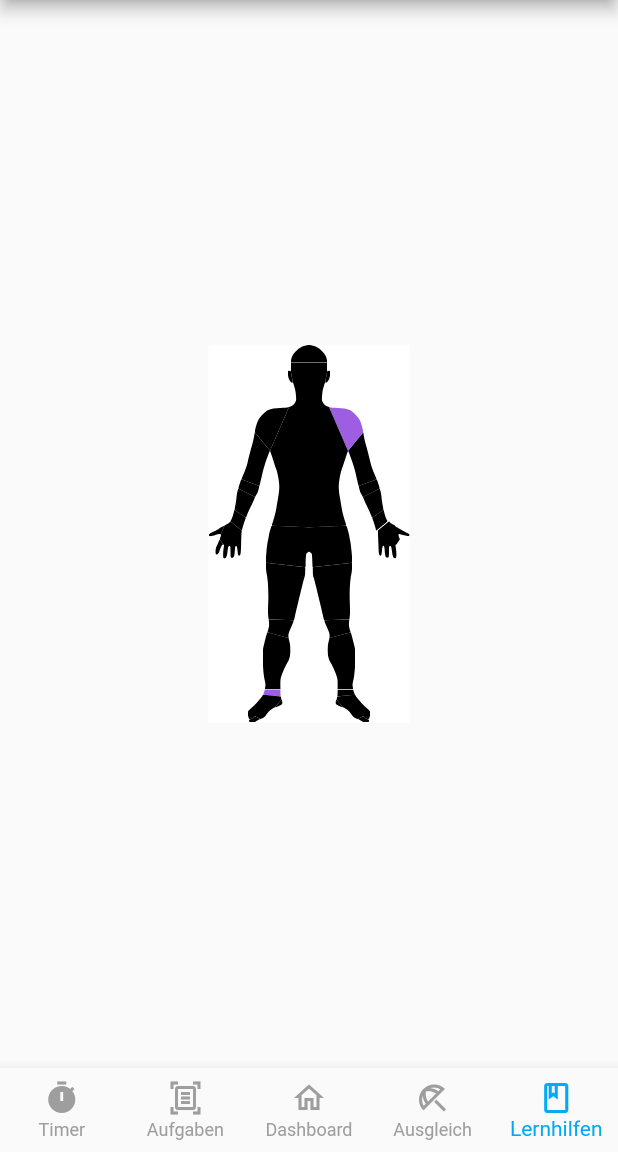
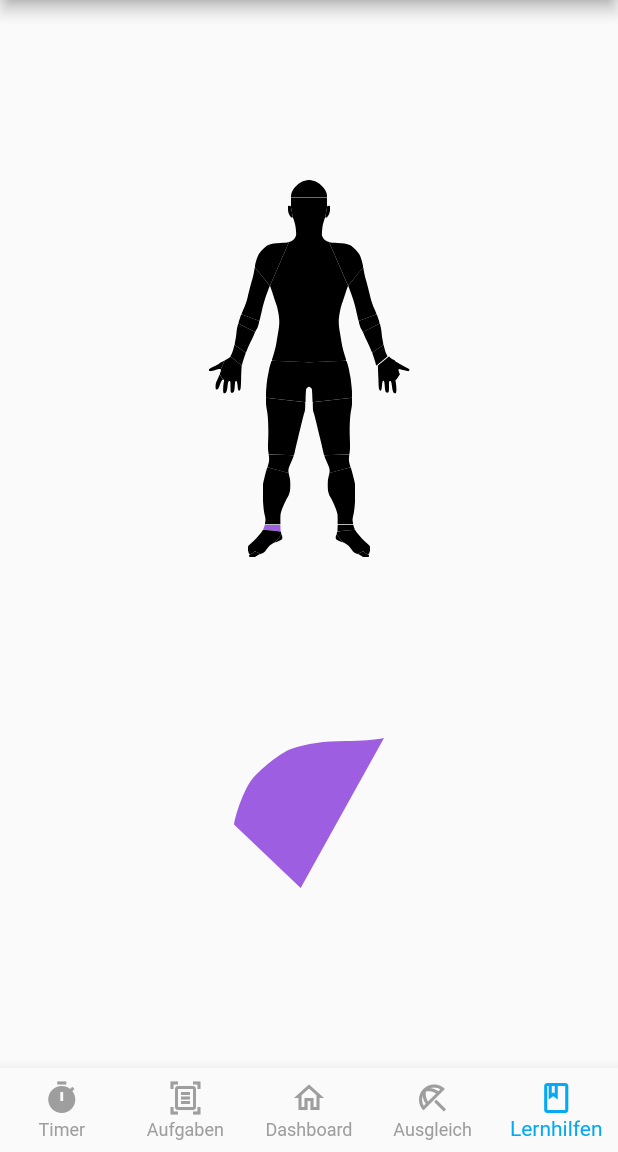
Before and after one commit to tiptr/LearnBuddy, a Flutter app: the screen it shows after launch, item 5 of the bottom bar chosen, on a phone screen of 412 x 824 dp, the part 84-1236 px from its top. Run offline on Flutter 3.47's test engine with Material 2 defaults, Android fonts, the phone set to English and light mode, and no system bars; our stand-ins replace bloc, equatable, flutter_bloc, flutter_svg, sqflite; accounts and stored records are empty.

Commit message:
maybe custom ink widgets are the way to go?

```diff
--- a/learning_app/lib/features/lernhilfen/screens/lernhilfen_screen.dart
+++ b/learning_app/lib/features/lernhilfen/screens/lernhilfen_screen.dart
@@ -1,6 +1,6 @@
 import 'package:flutter/material.dart';
-import 'dart:math' as math;
-import 'package:flutter_svg/flutter_svg.dart';
+import 'package:flutter_svg/svg.dart';
+import 'package:learning_app/features/lernhilfen/screens/test.dart';
 import 'package:learning_app/features/lernhilfen/widgets/ankles.dart';
 import 'package:learning_app/features/lernhilfen/widgets/breasts.dart';
 import 'package:learning_app/features/lernhilfen/widgets/elbows.dart';
@@ -27,12 +27,28 @@ class LernhilfenScreen extends StatelessWidget {
   @override
   Widget build(BuildContext context) {
     return Column(
+      // ignore: prefer_const_literals_to_create_immutables
       children: [
-        Spacer(),
-        Center(
+        const Spacer(),
+        const Center(
           child: Body(),
         ),
-        Spacer(),
+        const Spacer(),
+        Center(
+          child: GestureDetector(
+            child: SizedBox(
+              height:100,
+              width: 100,
+              child: CustomPaint(
+    size: Size(100, (100*1.2804048760196658).toDouble()), //You can Replace [WIDTH] with your desired width for Custom Paint and height will be calculated automatically
+    painter: RPSCustomPainter(),
+)
+
+            ),
+            onTap: () => print("TESTERTEST"),
+          ),
+        ),
+        const Spacer(),
       ],
     );
   }
@@ -52,21 +68,9 @@ class Body extends StatelessWidget {
   @override
   Widget build(BuildContext context) {
     // Figma Flutter Generator Body_countour_splitted_namedWidget - COMPONENT
-    return Container(
+    return SizedBox(
         width: 134,
         height: 252,
-
-        child: Stack(
-            children: <Widget>[
-              Positioned(
-                  top: 0,
-                  left: 0,
-                  child: Container(
-                      width: 134,
-                      height: 252,
-                      decoration: const BoxDecoration(
-                        color: Color.fromRGBO(255, 255, 255, 1),
-                      ),
         child: Stack(
             children: const <Widget>[
                Hands(),
@@ -86,10 +90,6 @@ class Body extends StatelessWidget {
                Foot(),
             ]
         )
-                  )
-              ),
-            ]
-        )
     );
   }
 }
```
Also changed, not shown: learning_app/lib/features/lernhilfen/screens/test.dart (added, +33 -0 lines), learning_app/lib/features/lernhilfen/widgets/shoulders.dart (+6 -4 lines). Lines whose indentation alone changed are shown as unchanged.
